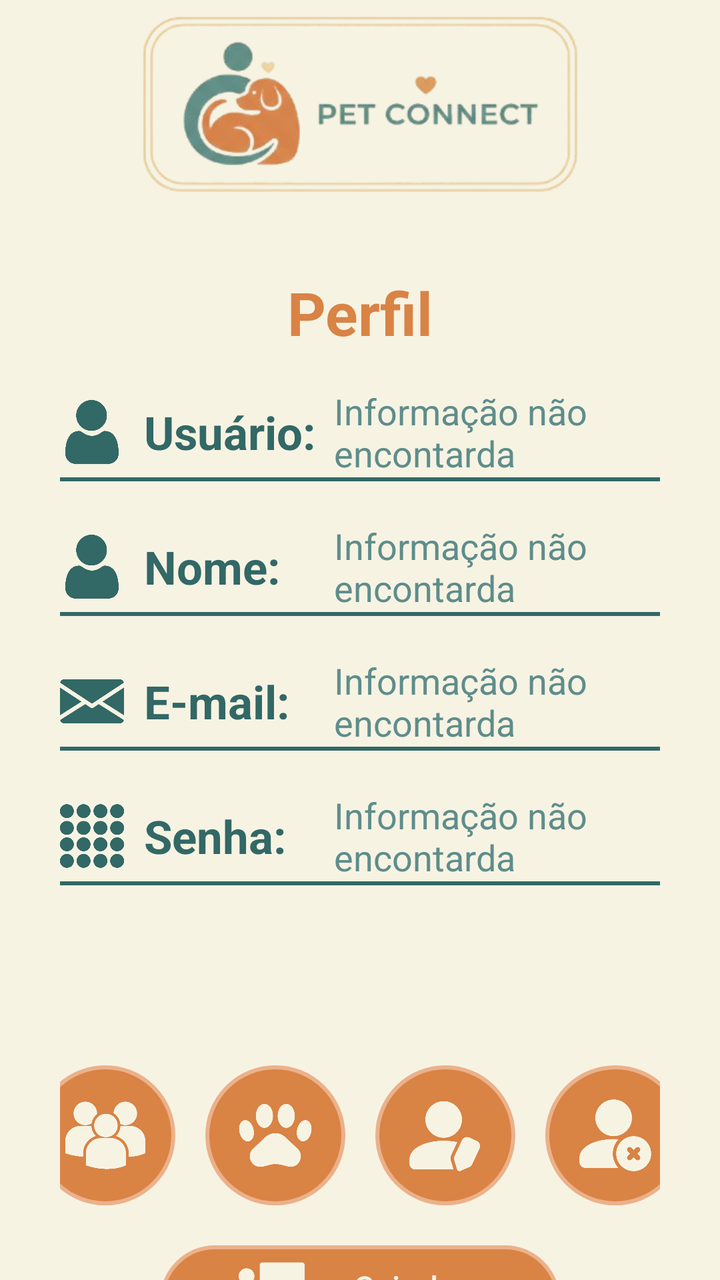
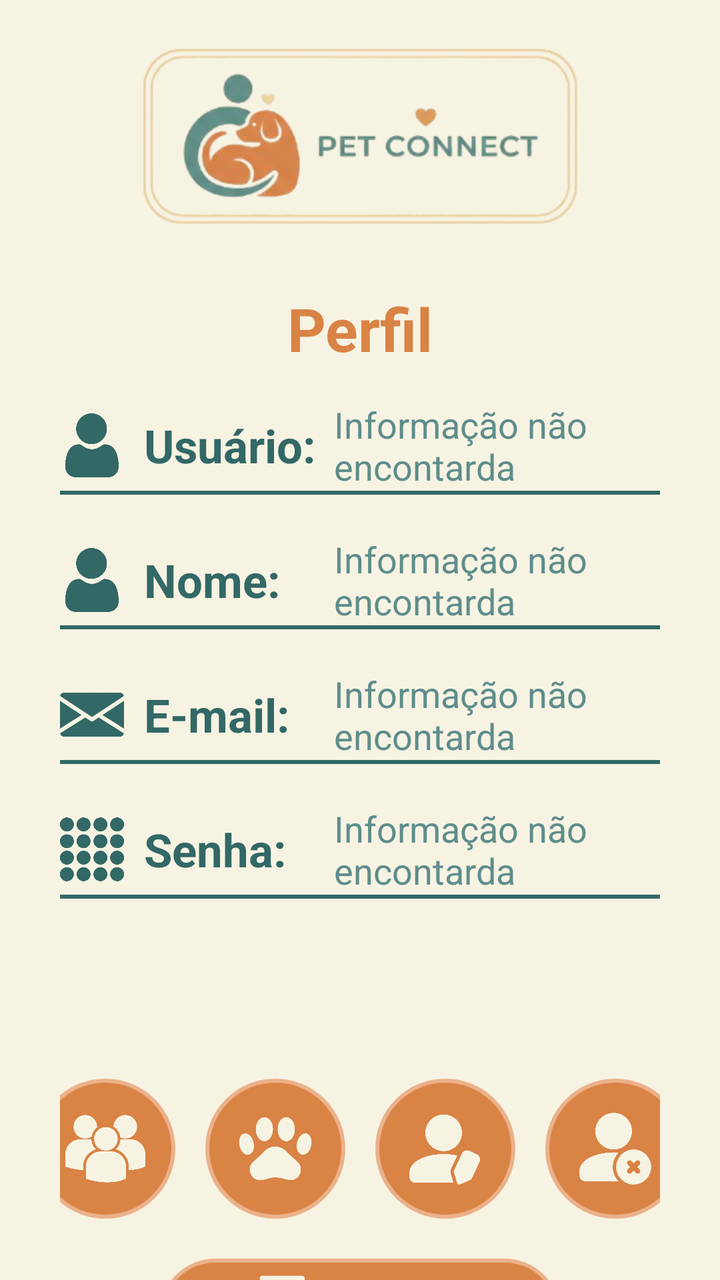

The first picture is an Android layout as it rendered before a commit; the second is the same layout after the commit. The layout source and the unified diff follow.
<!-- AndroidManifest.xml: application theme Theme.Android -->
<!-- res/layout/activity_profile.xml -->
<?xml version="1.0" encoding="utf-8"?>
<androidx.constraintlayout.widget.ConstraintLayout xmlns:android="http://schemas.android.com/apk/res/android"
    xmlns:app="http://schemas.android.com/apk/res-auto"
    xmlns:tools="http://schemas.android.com/tools"
    android:id="@+id/main"
    android:layout_width="match_parent"
    android:layout_height="match_parent"
    android:background="@color/beige"
    tools:context=".ui.user.profile.ProfileActivity">

    <ImageView
        android:id="@+id/imageView6"
        android:layout_width="303dp"
        android:layout_height="104dp"
        android:scaleType="centerCrop"
        app:layout_constraintEnd_toEndOf="parent"
        app:layout_constraintStart_toStartOf="parent"
        app:layout_constraintTop_toTopOf="parent"
        app:srcCompat="@drawable/img_logo_straight" />

    <LinearLayout
        android:layout_width="match_parent"
        android:layout_height="wrap_content"
        android:layout_marginStart="30dp"
        android:layout_marginTop="25dp"
        android:layout_marginEnd="30dp"
        android:orientation="vertical"
        app:layout_constraintBottom_toBottomOf="parent"
        app:layout_constraintEnd_toEndOf="parent"
        app:layout_constraintHorizontal_bias="0.0"
        app:layout_constraintStart_toStartOf="parent"
        app:layout_constraintTop_toBottomOf="@+id/textView10"
        app:layout_constraintVertical_bias="0.18">

        <LinearLayout
            android:layout_width="match_parent"
            android:layout_height="match_parent"
            android:gravity="center"
            android:orientation="horizontal">

            <ImageView
                android:id="@+id/imageView8"
                android:layout_width="32dp"
                android:layout_height="32dp"
                android:layout_marginRight="10dp"
                android:layout_weight="0"
                android:scaleType="fitCenter"
                android:tint="@color/blueDark"
                app:srcCompat="@drawable/ic_user" />

            <TextView
                android:id="@+id/textView5"
                android:layout_width="90dp"
                android:layout_height="wrap_content"
                android:layout_weight="0"
                android:text="@string/textUseField"
                android:textColor="@color/blueDark"
                android:textSize="23sp"
                android:textStyle="bold" />

            <TextView
                android:id="@+id/tvUser_profile"
                android:layout_width="wrap_content"
                android:layout_height="wrap_content"
                android:layout_marginLeft="5dp"
                android:layout_weight="1"
                android:text="@string/erro_profile"
                android:textColor="@color/blue"
                android:textSize="18sp" />
        </LinearLayout>

        <View
            android:id="@+id/view4"
            android:layout_width="match_parent"
            android:layout_height="2dp"
            android:layout_marginBottom="20dp"
            android:background="@color/blueDark" />

        <LinearLayout
            android:layout_width="match_parent"
            android:layout_height="wrap_content"
            android:gravity="center"
            android:orientation="horizontal">

            <ImageView
                android:id="@+id/imageView9"
                android:layout_width="32dp"
                android:layout_height="32dp"
                android:layout_marginRight="10dp"
                android:layout_weight="0"
                android:scaleType="fitCenter"
                android:tint="@color/blueDark"
                app:srcCompat="@drawable/ic_user" />

            <TextView
                android:id="@+id/textView5"
                android:layout_width="90dp"
                android:layout_height="wrap_content"
                android:layout_weight="0"
                android:text="@string/textNameField"
                android:textColor="@color/blueDark"
                android:textSize="23sp"
                android:textStyle="bold" />

            <TextView
                android:id="@+id/tvName_profile"
                android:layout_width="wrap_content"
                android:layout_height="wrap_content"
                android:layout_marginLeft="5dp"
                android:layout_weight="1"
                android:text="@string/erro_profile"
                android:textColor="@color/blue"
                android:textSize="18sp" />
        </LinearLayout>

        <View
            android:id="@+id/view3"
            android:layout_width="match_parent"
            android:layout_height="2dp"
            android:layout_marginBottom="20dp"
            android:background="@color/blueDark" />

        <LinearLayout
            android:layout_width="match_parent"
            android:layout_height="wrap_content"
            android:gravity="center"
            android:orientation="horizontal">

            <ImageView
                android:id="@+id/imageView10"
                android:layout_width="32dp"
                android:layout_height="32dp"
                android:layout_marginRight="10dp"
                android:layout_weight="0"
                android:scaleType="fitCenter"
                android:tint="@color/blueDark"
                app:srcCompat="@drawable/ic_email" />

            <TextView
                android:id="@+id/textView5"
                android:layout_width="90dp"
                android:layout_height="wrap_content"
                android:layout_weight="0"
                android:text="@string/textEmailField"
                android:textColor="@color/blueDark"
                android:textSize="23sp"
                android:textStyle="bold" />

            <TextView
                android:id="@+id/tvEmail_profile"
                android:layout_width="wrap_content"
                android:layout_height="wrap_content"
                android:layout_marginLeft="5dp"
                android:layout_weight="1"
                android:text="@string/erro_profile"
                android:textColor="@color/blue"
                android:textSize="18sp" />
        </LinearLayout>

        <View
            android:id="@+id/view2"
            android:layout_width="match_parent"
            android:layout_height="2dp"
            android:layout_marginBottom="20dp"
            android:background="@color/blueDark" />

        <LinearLayout
            android:layout_width="match_parent"
            android:layout_height="wrap_content"
            android:gravity="center"
            android:orientation="horizontal">

            <ImageView
                android:id="@+id/imageView11"
                android:layout_width="32dp"
                android:layout_height="32dp"
                android:layout_marginRight="10dp"
                android:layout_weight="0"
                android:scaleType="fitCenter"
                android:tint="@color/blueDark"
                app:srcCompat="@drawable/ic_password" />

            <TextView
                android:id="@+id/textView5"
                android:layout_width="90dp"
                android:layout_height="wrap_content"
                android:layout_weight="0"
                android:text="@string/textPasswordField"
                android:textColor="@color/blueDark"
                android:textSize="23sp"
                android:textStyle="bold" />

            <TextView
                android:id="@+id/tvPassword_profile"
                android:layout_width="wrap_content"
                android:layout_height="wrap_content"
                android:layout_marginLeft="5dp"
                android:layout_weight="1"
                android:text="@string/erro_profile"
                android:textColor="@color/blue"
                android:textSize="18sp" />
        </LinearLayout>

        <View
            android:id="@+id/view5"
            android:layout_width="match_parent"
            android:layout_height="2dp"
            android:background="@color/blueDark" />

        <LinearLayout
            android:layout_width="match_parent"
            android:layout_height="wrap_content"
            android:layout_marginTop="90dp"
            android:gravity="center"
            android:orientation="vertical">

            <LinearLayout
                android:layout_width="match_parent"
                android:layout_height="wrap_content"
                android:gravity="center"
                android:orientation="horizontal">

                <ImageButton
                    android:id="@+id/btnGetUsers_profile"
                    android:layout_width="70dp"
                    android:layout_height="70dp"
                    android:layout_weight="0"
                    android:background="@drawable/bg_btn_orange"
                    android:padding="15dp"
                    android:scaleType="centerInside"
                    android:tint="@color/beige"
                    android:visibility="visible"
                    app:srcCompat="@drawable/ic_users" />

                <ImageButton
                    android:id="@+id/btnGetPets_profile"
                    android:layout_width="70dp"
                    android:layout_height="70dp"
                    android:layout_marginLeft="15dp"
                    android:layout_weight="0"
                    android:background="@drawable/bg_btn_orange"
                    android:padding="15dp"
                    android:scaleType="centerInside"
                    android:tint="@color/beige"
                    app:srcCompat="@drawable/ic_animal" />

                <ImageButton
                    android:id="@+id/btnUpdate_profile"
                    android:layout_width="70dp"
                    android:layout_height="70dp"
                    android:layout_marginLeft="15dp"
                    android:layout_weight="0"
                    android:background="@drawable/bg_btn_orange"
                    android:padding="15dp"
                    android:scaleType="centerInside"
                    android:tint="@color/beige"
                    app:srcCompat="@drawable/ic_update" />

                <ImageButton
                    android:id="@+id/btnDelete_profile"
                    android:layout_width="70dp"
                    android:layout_height="70dp"
                    android:layout_marginLeft="15dp"
                    android:layout_weight="0"
                    android:background="@drawable/bg_btn_orange"
                    android:padding="15dp"
                    android:scaleType="centerInside"
                    android:tint="@color/beige"
                    app:srcCompat="@drawable/ic_delete" />
            </LinearLayout>

            <LinearLayout
                android:id="@+id/llBtnLogOut_profile"
                android:layout_width="200dp"
                android:layout_height="55dp"
                android:layout_marginTop="20dp"
                android:background="@drawable/bg_btn_orange"
                android:gravity="center"
                android:orientation="horizontal">

                <ImageView
                    android:id="@+id/imageView13"
                    android:layout_width="45dp"
                    android:layout_height="45dp"
                    android:layout_weight="0"
                    android:src="@drawable/ic_logout"
                    android:tint="@color/beige" />

                <Button
                    android:id="@+id/btnLogOut_profile"
                    android:layout_width="100dp"
                    android:layout_height="wrap_content"
                    android:layout_weight="0"
                    android:backgroundTint="@android:color/transparent"
                    android:gravity="center"
                    android:text="@string/textLogOutField"
                    android:textColor="@color/beige"
                    android:textSize="16sp"
                    app:cornerRadius="0dp" />
            </LinearLayout>

        </LinearLayout>

    </LinearLayout>

    <TextView
        android:id="@+id/textView10"
        android:layout_width="wrap_content"
        android:layout_height="wrap_content"
        android:layout_marginTop="32dp"
        android:text="@string/textTitleProfile"
        android:textColor="@color/orange"
        android:textSize="30sp"
        android:textStyle="bold"
        app:layout_constraintEnd_toEndOf="parent"
        app:layout_constraintStart_toStartOf="parent"
        app:layout_constraintTop_toBottomOf="@+id/imageView6" />
</androidx.constraintlayout.widget.ConstraintLayout>
<!-- resources referenced by this layout -->
<resources>
  <color name="beige">#F7F3E3</color>
  <color name="blue">#5E8D8B</color>
  <color name="blueDark">#326866</color>
  <color name="orange">#D98345</color>
  <!-- drawable bg_btn_orange (drawable) -->
  <?xml version="1.0" encoding="utf-8"?>
  <shape xmlns:android="http://schemas.android.com/apk/res/android"
      android:shape="rectangle">
  
      <solid android:color="#D98345"/>
      <stroke
          android:width="2dp"
          android:color="#EBB18A" />
  
      <corners android:radius="80dp"/>
  </shape>
  <!-- drawable ic_animal: png bitmap (drawable, 49965 bytes) -->
  <!-- drawable ic_delete: png bitmap (drawable, 43971 bytes) -->
  <!-- drawable ic_email: png bitmap (drawable, 54430 bytes) -->
  <!-- drawable ic_logout: png bitmap (drawable, 35199 bytes) -->
  <!-- drawable ic_password: png bitmap (drawable, 80617 bytes) -->
  <!-- drawable ic_update: png bitmap (drawable, 43435 bytes) -->
  <!-- drawable ic_user: png bitmap (drawable, 40251 bytes) -->
  <!-- drawable ic_users: png bitmap (drawable, 51593 bytes) -->
  <!-- drawable img_logo_straight: png bitmap (drawable, 63200 bytes) -->
  <string name="erro_profile">Informação não encontarda</string>
  <string name="textEmailField">E-mail:</string>
  <string name="textLogOutField">Sair da Conta</string>
  <string name="textNameField">Nome:</string>
  <string name="textPasswordField">Senha:</string>
  <string name="textTitleProfile">Perfil</string>
  <string name="textUseField">Usuário:</string>
  <style name="Theme.Android" parent="Base.Theme.Android" />
  <style name="Base.Theme.Android" parent="Theme.Material3.DayNight.NoActionBar">
          
          
      </style>
</resources>

<!-- the commit's change to res/layout/activity_profile.xml (unified diff, before → after) -->
@@ -12,6 +12,7 @@
         android:id="@+id/imageView6"
         android:layout_width="303dp"
         android:layout_height="104dp"
+        android:layout_marginTop="16dp"
         android:scaleType="centerCrop"
         app:layout_constraintEnd_toEndOf="parent"
         app:layout_constraintStart_toStartOf="parent"
@@ -307,7 +308,7 @@
         android:id="@+id/textView10"
         android:layout_width="wrap_content"
         android:layout_height="wrap_content"
-        android:layout_marginTop="32dp"
+        android:layout_marginTop="24dp"
         android:text="@string/textTitleProfile"
         android:textColor="@color/orange"
         android:textSize="30sp"
